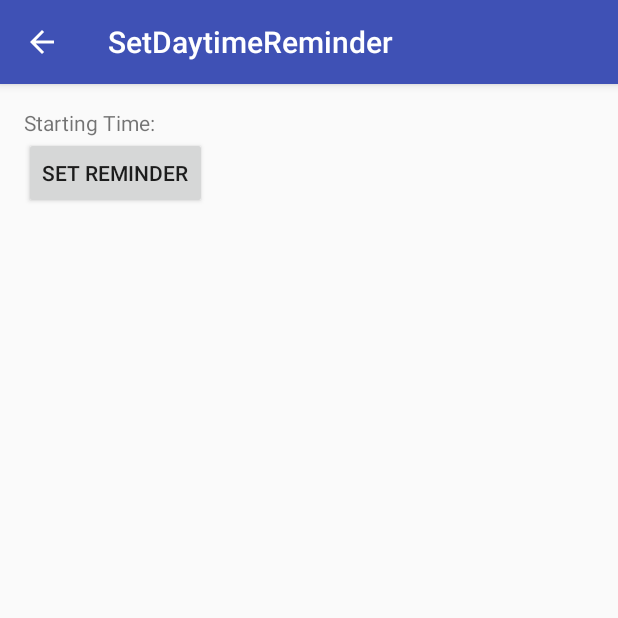
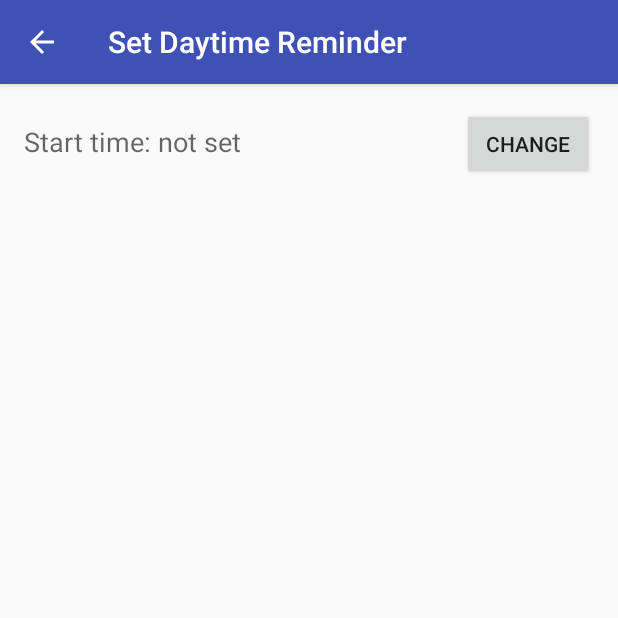
Before and after one commit to FolsomMike/DreamMaster, an Android app: the SetDaytimeReminder screen opened directly, with no data from a screen before it, on a phone screen of 412 x 824 dp, the top half of it. Run offline under Robolectric (Android 15) with nearby library versions, the phone set to English and light mode, and no system bars.

Commit message:
Code now saves and loads the Daytime Reminder Start Time and displays it.
Signed-off-by: Mike Schoonover <mike@skoonie.com>

```diff
--- a/app/src/main/AndroidManifest.xml
+++ b/app/src/main/AndroidManifest.xml
@@ -17,7 +17,7 @@
         </activity>
         <activity
             android:name=".SetDaytimeReminder"
-            android:label="@string/title_activity_set_daytime_reminder"
+            android:label="Set Daytime Reminder"
             android:parentActivityName=".MainActivity"
             android:theme="@style/AppTheme.NoActionBar">
             <meta-data
--- a/app/src/main/java/com/mksystems/mks/dreammaster/SetDaytimeReminder.java
+++ b/app/src/main/java/com/mksystems/mks/dreammaster/SetDaytimeReminder.java
@@ -4,6 +4,7 @@ import android.app.AlarmManager;
 import android.app.PendingIntent;
 import android.content.Context;
 import android.content.Intent;
+import android.content.SharedPreferences;
 import android.os.Bundle;
 import android.support.design.widget.FloatingActionButton;
 import android.support.design.widget.Snackbar;
@@ -41,9 +42,41 @@ public class SetDaytimeReminder extends AppCompatActivity {
         setSupportActionBar(toolbar);
 
         getSupportActionBar().setDisplayHomeAsUpEnabled(true);
+
+        setDaytimeAlarmStartTextView();
+
     }
 
 //end of SetDaytimeReminder::onCreate
+//-----------------------------------------------------------------------------------------------
+
+//-----------------------------------------------------------------------------------------------
+// MainActivity::setDaytimeAlarmStartTextView
+//
+// If the start time has been set, it is displayed in the view. If not set, then "not set" is
+// displayed.
+//
+
+    public void setDaytimeAlarmStartTextView() {
+
+
+        SharedPreferences sharedPref = this.getPreferences(Context.MODE_PRIVATE);
+        long startTime = sharedPref.getLong("Daytime Alarm Start Time", -1);
+
+        TextView textView = (TextView) findViewById(R.id.starting_time);
+
+        if(startTime == -1){
+            textView.setText("Start time: " + "not set");
+        }else{
+
+            SimpleDateFormat sdf = new SimpleDateFormat("yyyy-MM-dd HH:mm");
+            textView.setText("Start time: " + sdf.format(startTime));
+
+        }
+
+    }
+
+//end of SetDaytimeReminder::setDaytimeAlarmStartTextView
 //-----------------------------------------------------------------------------------------------
 
 //-----------------------------------------------------------------------------------------------
@@ -54,7 +87,6 @@ public class SetDaytimeReminder extends AppCompatActivity {
 //
 
     public void setDaytimeAlarmManager(View v) {
-
 
         alarmMgr = (AlarmManager)this.getSystemService(Context.ALARM_SERVICE);
         Intent intent = new Intent(this, DaytimeAlarmReceiver.class);
@@ -70,10 +102,14 @@ public class SetDaytimeReminder extends AppCompatActivity {
         alarmMgr.setRepeating(AlarmManager.RTC_WAKEUP, calendar.getTimeInMillis(),
                 1000 * 60 * 20, alarmIntent);
 
-
         SimpleDateFormat sdf = new SimpleDateFormat("yyyy-MM-dd HH:mm");
         TextView textView = (TextView) findViewById(R.id.starting_time);
-        textView.setText(sdf.format(calendar.getTime()));
+        textView.setText("Start time: " + sdf.format(calendar.getTime()));
+
+        SharedPreferences sharedPref = this.getPreferences(Context.MODE_PRIVATE);
+        SharedPreferences.Editor editor = sharedPref.edit();
+        editor.putLong("Daytime Alarm Start Time", calendar.getTimeInMillis());
+        editor.commit();
 
     }
 
--- a/app/src/main/res/layout/content_set_daytime_reminder.xml
+++ b/app/src/main/res/layout/content_set_daytime_reminder.xml
@@ -15,20 +15,30 @@
     tools:context="com.mksystems.mks.dreammaster.SetDaytimeReminder"
     tools:showIn="@layout/activity_set_daytime_reminder">
 
+    <LinearLayout
+        android:orientation="horizontal"
+        android:layout_width="fill_parent"
+        android:layout_height="wrap_content">
+
         <TextView
             android:layout_width="wrap_content"
             android:layout_height="wrap_content"
-        android:text="Starting Time:"
+            android:text="@string/starting_time"
             android:id="@+id/starting_time"
-        android:layout_alignParentTop="true"
-        android:layout_alignParentLeft="true"
-        android:layout_alignParentStart="true" />
+            android:textAppearance="?android:attr/textAppearanceMedium" />
+
+        <Space
+            android:layout_width="wrap_content"
+            android:layout_height="match_parent"
+            android:layout_weight="1" />
 
         <Button
             android:layout_width="wrap_content"
             android:layout_height="wrap_content"
-        android:text="@string/set_reminder"
+            android:text="@string/change"
             android:id="@+id/button"
             android:onClick="setDaytimeAlarmManager" />
 
     </LinearLayout>
+
+</LinearLayout>
--- a/app/src/main/res/values/strings.xml
+++ b/app/src/main/res/values/strings.xml
@@ -5,4 +5,6 @@
     <string name="title_activity_daytime_alarm_receiver">DaytimeAlarmReceiver</string>
     <string name="reality_check_alert">Reality Check!</string>
     <string name="set_reminder">Set Reminder</string>
+    <string name="starting_time">Starting Time:</string>
+    <string name="change">Change</string>
 </resources>
```
Lines whose indentation alone changed are shown as unchanged.
